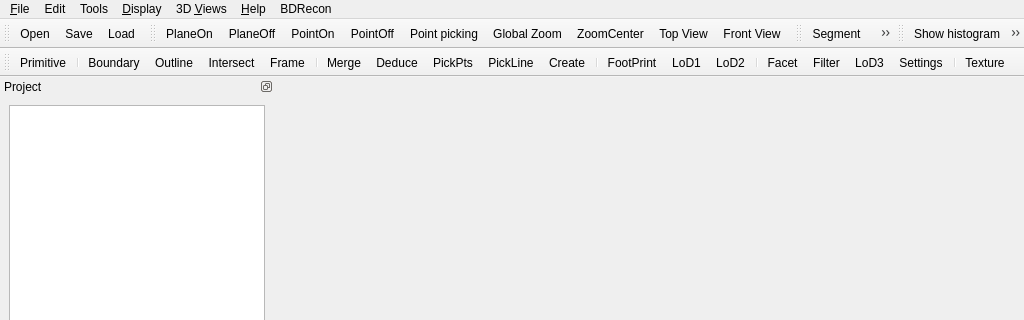
Qt form qCC/ui_templates/mainWindow.ui (CloudCompare/CloudCompare) before a commit; both pictures show x 0 to 1024 and y 0 to 320 of the 1024 by 768 pixel window.
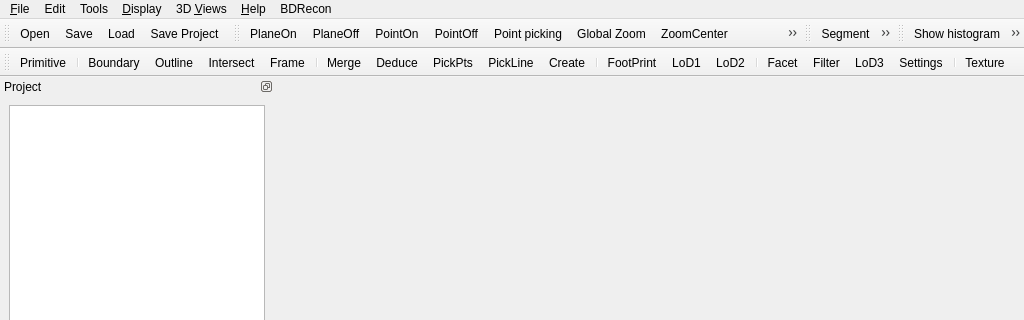
The same form after that commit. Icons and pictures are not drawn. Custom widgets are drawn as their Qt base class.

Diff of the .ui file:
```diff
--- a/qCC/ui_templates/mainWindow.ui
+++ b/qCC/ui_templates/mainWindow.ui
@@ -651,6 +651,7 @@
    <addaction name="actionOpen"/>
    <addaction name="actionSave"/>
    <addaction name="actionBDProjectLoad"/>
+   <addaction name="actionBDProjectSave"/>
   </widget>
   <widget class="QDockWidget" name="DockableProperties">
    <property name="minimumSize">
@@ -793,6 +794,10 @@
    <addaction name="actionZoomAndCenter"/>
    <addaction name="actionSetViewTop"/>
    <addaction name="actionSetViewFront"/>
+   <addaction name="actionSetViewBottom"/>
+   <addaction name="actionSetViewBack"/>
+   <addaction name="actionSetViewLeft"/>
+   <addaction name="actionSetViewRight"/>
   </widget>
   <widget class="QToolBar" name="toolBarEditor">
    <property name="windowTitle">
@@ -3396,6 +3401,18 @@
     <string>FootPrint</string>
    </property>
   </action>
+  <action name="actionBDProjectSave">
+   <property name="icon">
+    <iconset resource="../icones.qrc">
+     <normaloff>:/CC/Stocker/images/stocker/databasesave.png</normaloff>:/CC/Stocker/images/stocker/databasesave.png</iconset>
+   </property>
+   <property name="text">
+    <string>Save Project</string>
+   </property>
+   <property name="shortcut">
+    <string>Ctrl+Shift+S</string>
+   </property>
+  </action>
  </widget>
  <customwidgets>
   <customwidget>
```
Left out of the diff: 5 changed lines with no effect on the pictures.
